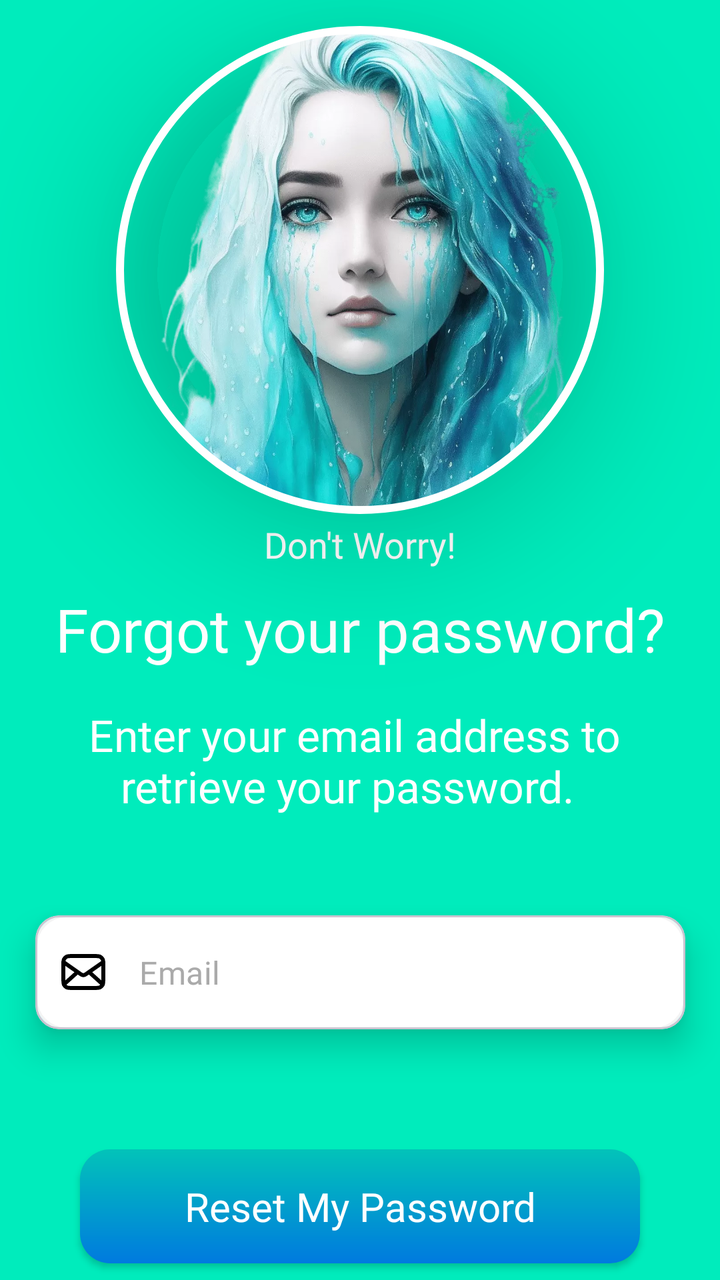
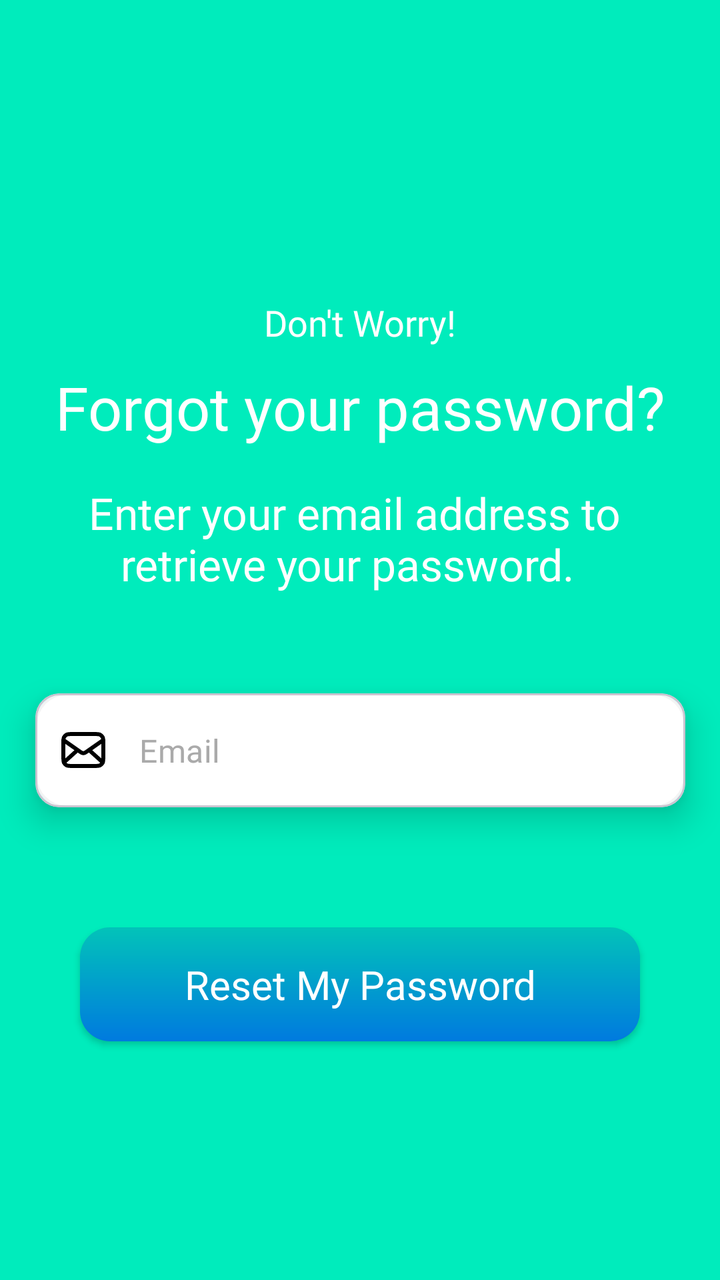

Two renders of the same Android screen: before a commit and after it. Below are the layout's source before the change and the commit's diff.
<!-- AndroidManifest.xml: activity theme AppTheme -->
<!-- res/layout/activity_forgot.xml -->
<?xml version="1.0" encoding="utf-8"?>
<androidx.constraintlayout.widget.ConstraintLayout xmlns:android="http://schemas.android.com/apk/res/android"
    xmlns:app="http://schemas.android.com/apk/res-auto"
    xmlns:tools="http://schemas.android.com/tools"
    android:id="@+id/main"
    android:layout_width="match_parent"
    android:layout_height="match_parent"
    android:background="@drawable/gradiant_list"
    tools:context=".ForgotActivity">


    <com.google.android.material.imageview.ShapeableImageView
        android:id="@+id/shapeableImageskullView"
        android:layout_width="250dp"
        android:layout_height="250dp"
        android:layout_marginTop="10dp"
        android:elevation="40dp"
        android:padding="5dp"
        android:scaleType="centerCrop"
        android:src="@drawable/cry_women"
        app:contentPaddingTop="230dp"
        app:layout_constraintEnd_toEndOf="parent"
        app:layout_constraintStart_toStartOf="parent"
        app:layout_constraintTop_toTopOf="parent"
        app:shapeAppearanceOverlay="@style/foxbiro"
        app:strokeColor="@color/white"
        app:strokeWidth="4dp" />


    <TextView
        android:id="@+id/textView"
        android:layout_width="wrap_content"
        android:layout_height="wrap_content"
        android:elevation="5dp"
        android:fontFamily="@font/lato_bold"
        android:text="Don't Worry!"
        android:textColor="@color/white"
        android:textSize="18sp"
        app:layout_constraintEnd_toEndOf="@+id/shapeableImageskullView"
        app:layout_constraintStart_toStartOf="@+id/shapeableImageskullView"
        app:layout_constraintTop_toBottomOf="@+id/shapeableImageskullView" />

    <TextView
        android:id="@+id/textView2"
        android:layout_width="wrap_content"
        android:layout_height="wrap_content"
        android:layout_marginTop="10dp"
        android:elevation="5dp"
        android:fontFamily="@font/lato_extra_bold"
        android:text="Forgot your password?"
        android:textColor="@color/white"
        android:textSize="30sp"
        app:layout_constraintEnd_toEndOf="@+id/textView"
        app:layout_constraintStart_toStartOf="@+id/textView"
        app:layout_constraintTop_toBottomOf="@+id/textView" />


    <TextView
        android:id="@+id/textView3"
        android:layout_width="wrap_content"
        android:layout_height="wrap_content"
        android:layout_marginTop="18dp"
        android:elevation="10dp"
        android:fontFamily="@font/lato_bold"
        android:text="Enter your email address to \n   retrieve your password."
        android:textColor="@color/white"
        android:textSize="22sp"
        app:layout_constraintEnd_toEndOf="@+id/textView2"
        app:layout_constraintStart_toStartOf="@+id/textView2"
        app:layout_constraintTop_toBottomOf="@+id/textView2" />

    <com.google.android.material.card.MaterialCardView
        android:id="@+id/cv_email"
        android:layout_width="325dp"
        android:layout_height="57dp"
        android:layout_marginTop="50dp"
        android:background="@drawable/edittextshape"
        app:cardElevation="10dp"
        app:layout_constraintEnd_toEndOf="@+id/textView3"
        app:layout_constraintStart_toStartOf="@+id/textView3"
        app:layout_constraintTop_toBottomOf="@+id/textView3">

        <com.google.android.material.textfield.TextInputLayout
            style="@style/TextInputLayoutNoBorder"
            android:layout_width="325dp"
            android:layout_height="57dp"
            android:background="@drawable/edittextshape"
            app:boxBackgroundMode="none"
            app:startIconDrawable="@drawable/mail"
            app:startIconTint="@color/black">

            <com.google.android.material.textfield.TextInputEditText
                android:id="@+id/editTextViewEmailResetPassword"
                android:layout_width="325dp"
                android:layout_height="57dp"
                android:fontFamily="@font/lato_regular"
                android:hint="Email"
                android:inputType="textEmailAddress"
                android:textColor="@color/black"
                android:textColorHint="@android:color/darker_gray" />
        </com.google.android.material.textfield.TextInputLayout>
    </com.google.android.material.card.MaterialCardView>

    <androidx.appcompat.widget.AppCompatButton
        android:id="@+id/buttonResetPassword"
        android:layout_width="280dp"
        android:layout_height="57dp"
        android:layout_marginTop="60dp"
        android:background="@drawable/gradiant_btn_login"
        android:elevation="5dp"
        android:fontFamily="@font/lato_bold"
        android:text="Reset My Password"
        android:textAllCaps="false"
        android:textColor="@color/white"
        android:textSize="20sp"
        app:layout_constraintEnd_toEndOf="parent"
        app:layout_constraintStart_toStartOf="parent"
        app:layout_constraintTop_toBottomOf="@+id/cv_email" />


    <com.google.android.material.progressindicator.CircularProgressIndicator
        android:id="@+id/progress_circularSignUp"
        android:layout_width="wrap_content"
        android:layout_height="wrap_content"
        android:layout_marginTop="50dp"
        android:indeterminate="true"
        android:visibility="invisible"
        app:indicatorColor="#2196f3"
        app:indicatorSize="60dp"
        app:layout_constraintEnd_toEndOf="parent"
        app:layout_constraintStart_toStartOf="parent"
        app:layout_constraintTop_toBottomOf="@+id/buttonResetPassword"
        app:trackCornerRadius="10dp"
        app:trackThickness="7dp" />
</androidx.constraintlayout.widget.ConstraintLayout>
<!-- resources referenced by this layout -->
<resources>
  <color name="black">#FF000000</color>
  <color name="white">#FFFFFF</color>
  <!-- drawable cry_women: webp bitmap (drawable, 330956 bytes) -->
  <!-- drawable edittextshape (drawable) -->
  <?xml version="1.0" encoding="utf-8"?>
  <shape xmlns:android="http://schemas.android.com/apk/res/android">
  <solid android:color="@color/white"/>
      <corners android:radius="15dp"/>
      <stroke android:color="#f4f4f4" android:width="1dp"/>
  </shape>
  <!-- drawable gradiant_btn_login (drawable) -->
  <?xml version="1.0" encoding="utf-8"?>
  <shape xmlns:android="http://schemas.android.com/apk/res/android">
      <gradient android:angle="-45" android:startColor="@color/fox_color" android:endColor="@color/end_color"/>
  
      <corners android:radius="15dp"/>
  </shape>
  <!-- drawable gradiant_list (drawable) -->
  <?xml version="1.0" encoding="utf-8"?>
  <animation-list xmlns:android="http://schemas.android.com/apk/res/android">
  <item
      android:drawable="@drawable/background1"
      android:duration="3000"/>
  
      <item
          android:drawable="@drawable/background2"
          android:duration="3000"/>
  
      <item
          android:drawable="@drawable/fox_bg"
          android:duration="3000"/>
  
  </animation-list>
  <style name="TextInputLayoutNoBorder" parent="Widget.MaterialComponents.TextInputLayout.OutlinedBox">
          <item name="errorIconDrawable">@null</item>
          <item name="errorIconTint">@null</item>
          <item name="hintEnabled">false</item>
          <item name="boxBackgroundMode">none</item>
      </style>
  <style name="foxbiro">
          <item name="cornerFamily">
              rounded
          </item>
          <item name="cornerSize">
              50%
          </item>
      </style>
  <style name="AppTheme" parent="Theme.Material3.Light.NoActionBar">
          <item name="android:statusBarColor">@color/your_status_bar_color</item>
          <item name="colorPrimary">@color/your_status_bar_color</item>   
      </style>
  <color name="fox_color">#02C3B9</color>
  <color name="end_color">#007adf</color>
  <!-- drawable background1 (drawable) -->
  <?xml version="1.0" encoding="utf-8"?>
  <selector xmlns:android="http://schemas.android.com/apk/res/android">
  <item>
      <shape>
  
  
  
  
          <solid android:color="#00ecbc"/>
      </shape>
  </item>
  </selector>
  <!-- drawable background2 (drawable) -->
  <?xml version="1.0" encoding="utf-8"?>
  <selector xmlns:android="http://schemas.android.com/apk/res/android">
      <item>
          <shape>
              <gradient
  
                  android:angle="225"
                  android:startColor="#00ecbc"
                  android:endColor="#007adf"/>
          </shape>
      </item>
  </selector>
  <!-- drawable fox_bg (drawable) -->
  <?xml version="1.0" encoding="utf-8"?>
  <selector xmlns:android="http://schemas.android.com/apk/res/android">
      <item>
          <shape>
              <gradient
                  android:angle="90"
                  android:startColor= "#007adf"
                  android:endColor="#00ecbc"
                  android:type="linear"/>
          </shape>
      </item>
  </selector>
  <color name="your_status_bar_color">#00ecbc</color>
  <!-- unchanged entries left out for length: 1 -->
</resources>

<!-- the commit's change to res/layout/activity_forgot.xml (unified diff, before → after) -->
@@ -9,24 +9,6 @@
     tools:context=".ForgotActivity">
 
 
-    <com.google.android.material.imageview.ShapeableImageView
-        android:id="@+id/shapeableImageskullView"
-        android:layout_width="250dp"
-        android:layout_height="250dp"
-        android:layout_marginTop="10dp"
-        android:elevation="40dp"
-        android:padding="5dp"
-        android:scaleType="centerCrop"
-        android:src="@drawable/cry_women"
-        app:contentPaddingTop="230dp"
-        app:layout_constraintEnd_toEndOf="parent"
-        app:layout_constraintStart_toStartOf="parent"
-        app:layout_constraintTop_toTopOf="parent"
-        app:shapeAppearanceOverlay="@style/foxbiro"
-        app:strokeColor="@color/white"
-        app:strokeWidth="4dp" />
-
-
     <TextView
         android:id="@+id/textView"
         android:layout_width="wrap_content"
@@ -36,9 +18,11 @@
         android:text="Don't Worry!"
         android:textColor="@color/white"
         android:textSize="18sp"
-        app:layout_constraintEnd_toEndOf="@+id/shapeableImageskullView"
-        app:layout_constraintStart_toStartOf="@+id/shapeableImageskullView"
-        app:layout_constraintTop_toBottomOf="@+id/shapeableImageskullView" />
+        app:layout_constraintBottom_toBottomOf="parent"
+        app:layout_constraintEnd_toEndOf="parent"
+        app:layout_constraintStart_toStartOf="parent"
+        app:layout_constraintTop_toTopOf="parent"
+        app:layout_constraintVertical_bias="0.242" />
 
     <TextView
         android:id="@+id/textView2"
<!-- resource entries referenced after the edit -->
@@ -2,7 +2,6 @@
 <resources>
   <color name="black">#FF000000</color>
   <color name="white">#FFFFFF</color>
-  <!-- drawable cry_women: webp bitmap (drawable, 330956 bytes) -->
   <!-- drawable edittextshape (drawable) -->
   <?xml version="1.0" encoding="utf-8"?>
   <shape xmlns:android="http://schemas.android.com/apk/res/android">
@@ -38,14 +37,6 @@
           <item name="errorIconTint">@null</item>
           <item name="hintEnabled">false</item>
           <item name="boxBackgroundMode">none</item>
-      </style>
-  <style name="foxbiro">
-          <item name="cornerFamily">
-              rounded
-          </item>
-          <item name="cornerSize">
-              50%
-          </item>
       </style>
   <style name="AppTheme" parent="Theme.Material3.Light.NoActionBar">
           <item name="android:statusBarColor">@color/your_status_bar_color</item>
